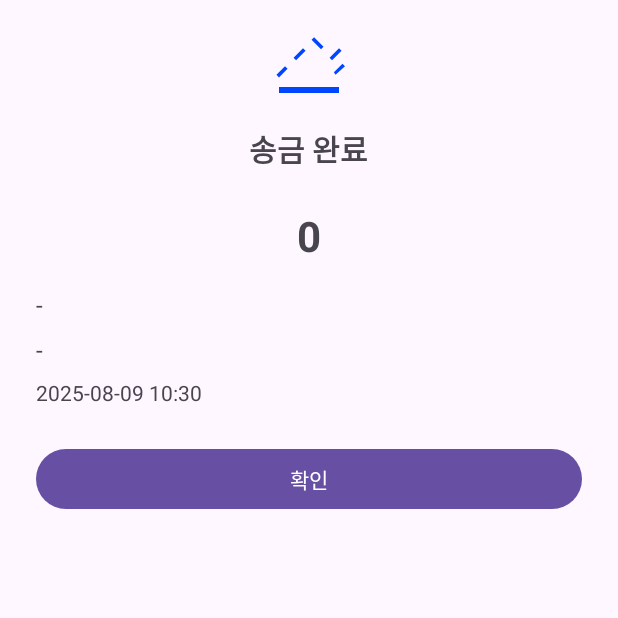
After one commit to 633jinn/BLE, an Android app: the TransferResultActivity screen opened directly, with no data from a screen before it, on a phone screen of 412 x 824 dp, the top half of it. The commit adds this screen. Run offline under Robolectric (Android 15) with nearby library versions, the phone set to English and light mode, and no system bars; network calls fail.

Commit message:
feat: android 이체 완료 화면 추가

```diff
--- a/android/app/src/main/AndroidManifest.xml
+++ b/android/app/src/main/AndroidManifest.xml
@@ -64,6 +64,12 @@
             android:parentActivityName=".TransferAmountActivity" />
 
         <activity
+            android:name=".TransferResultActivity"
+            android:exported="false"
+            android:theme="@style/Theme.BLE"
+            android:parentActivityName=".MainActivity" />
+
+        <activity
             android:name=".AccountAdditionActivity"
             android:exported="false"
             android:theme="@style/Theme.BLE"
--- a/android/app/src/main/java/com/shinhan/ble/MainActivity.kt
+++ b/android/app/src/main/java/com/shinhan/ble/MainActivity.kt
@@ -601,8 +601,6 @@ class MainActivity : AppCompatActivity() {
             putExtra(AccountSelectionActivity.EXTRA_SELECTED_USER, user)
         }
         startActivity(intent)
-
-        // TODO: repository를 사용하여 사용자 정보 조회 또는 저장
     }
 
     /**
--- /dev/null
+++ b/android/app/src/main/java/com/shinhan/ble/TransferResultActivity.kt
@@ -0,0 +1,64 @@
+package com.shinhan.ble
+
+import android.os.Bundle
+import android.widget.Button
+import android.widget.ImageView
+import android.widget.TextView
+import androidx.appcompat.app.AppCompatActivity
+import com.shinhan.ble.data.ScannedUser
+import com.shinhan.ble.data.network.dto.AccountDto
+import java.text.NumberFormat
+import java.text.SimpleDateFormat
+import java.util.*
+
+class TransferResultActivity : AppCompatActivity() {
+
+    private val numberFormat = NumberFormat.getNumberInstance(Locale.KOREA)
+    private val dateFormat = SimpleDateFormat("yyyy-MM-dd HH:mm", Locale.KOREA)
+
+    override fun onCreate(savedInstanceState: Bundle?) {
+        super.onCreate(savedInstanceState)
+        setContentView(R.layout.activity_transfer_result)
+
+        val titleText: TextView = findViewById(R.id.resultTitle)
+        val amountText: TextView = findViewById(R.id.resultAmount)
+        val fromAccountText: TextView = findViewById(R.id.resultFromAccount)
+        val toUserText: TextView = findViewById(R.id.resultToUser)
+        val dateText: TextView = findViewById(R.id.resultDate)
+        val doneButton: Button = findViewById(R.id.resultDoneButton)
+        val statusIcon: ImageView = findViewById(R.id.resultStatusIcon)
+
+        val user: ScannedUser? = intent.getParcelableExtra(TransferConfirmationActivity.EXTRA_SELECTED_USER)
+        val account: AccountDto? = intent.getParcelableExtra(TransferConfirmationActivity.EXTRA_SELECTED_ACCOUNT)
+        val amount: Long = intent.getLongExtra(TransferConfirmationActivity.EXTRA_TRANSFER_AMOUNT, 0L)
+        val success: Boolean = intent.getBooleanExtra("EXTRA_TRANSFER_SUCCESS", true)
+
+        // Header
+        titleText.text = if (success) "송금 완료" else "송금 실패"
+        statusIcon.setImageResource(if (success) R.drawable.ic_signal_strength else R.drawable.ic_warning)
+
+        amountText.text = numberFormat.format(amount)
+        fromAccountText.text = account?.let { "${it.bankName} ${formatAccountNumber(it.accountNumber)}" } ?: "-"
+        toUserText.text = user?.deviceName ?: "-"
+        dateText.text = dateFormat.format(Date())
+
+        doneButton.setOnClickListener {
+            // 메인으로 복귀
+            finishAffinity()
+            startActivity(android.content.Intent(this, MainActivity::class.java))
+            finish()
+        }
+    }
+
+    private fun formatAccountNumber(accountNumber: String): String {
+        return when {
+            accountNumber.length >= 10 -> {
+                "${accountNumber.substring(0, 3)}-${accountNumber.substring(3, 6)}-${accountNumber.substring(6)}"
+            }
+            accountNumber.length >= 6 -> {
+                "${accountNumber.substring(0, 3)}-${accountNumber.substring(3)}"
+            }
+            else -> accountNumber
+        }
+    }
+}
--- a/android/app/src/main/java/com/shinhan/ble/scanner/RealBleScanner.kt
+++ b/android/app/src/main/java/com/shinhan/ble/scanner/RealBleScanner.kt
@@ -85,7 +85,6 @@ class RealBleScanner @Inject constructor(
             .build()
 
         val filters = ArrayList<NordicScanFilter>()
-        // TODO: Add specific service UUID filters if needed
 
         try {
             // Start real scanning
--- /dev/null
+++ b/android/app/src/main/res/layout/activity_transfer_result.xml
@@ -0,0 +1,68 @@
+<?xml version="1.0" encoding="utf-8"?>
+<LinearLayout xmlns:android="http://schemas.android.com/apk/res/android"
+    android:layout_width="match_parent"
+    android:layout_height="match_parent"
+    android:orientation="vertical"
+    android:padding="24dp">
+
+    <ImageView
+        android:id="@+id/resultStatusIcon"
+        android:layout_width="48dp"
+        android:layout_height="48dp"
+        android:layout_gravity="center_horizontal"
+        android:contentDescription="status"
+        android:tint="@color/primary_blue"
+        android:src="@drawable/ic_signal_strength" />
+
+    <TextView
+        android:id="@+id/resultTitle"
+        android:layout_width="wrap_content"
+        android:layout_height="wrap_content"
+        android:layout_marginTop="12dp"
+        android:layout_gravity="center_horizontal"
+        android:text="송금 완료"
+        android:textSize="20sp"
+        android:textStyle="bold"/>
+
+    <TextView
+        android:id="@+id/resultAmount"
+        android:layout_width="wrap_content"
+        android:layout_height="wrap_content"
+        android:layout_marginTop="24dp"
+        android:layout_gravity="center_horizontal"
+        android:text="0"
+        android:textSize="28sp"
+        android:textStyle="bold"/>
+
+    <TextView
+        android:id="@+id/resultFromAccount"
+        android:layout_width="match_parent"
+        android:layout_height="wrap_content"
+        android:layout_marginTop="16dp"
+        android:text="보낸 계좌"
+        android:textSize="16sp"/>
+
+    <TextView
+        android:id="@+id/resultToUser"
+        android:layout_width="match_parent"
+        android:layout_height="wrap_content"
+        android:layout_marginTop="8dp"
+        android:text="받는 사람"
+        android:textSize="16sp"/>
+
+    <TextView
+        android:id="@+id/resultDate"
+        android:layout_width="match_parent"
+        android:layout_height="wrap_content"
+        android:layout_marginTop="8dp"
+        android:text="일시"
+        android:textSize="14sp"/>
+
+    <Button
+        android:id="@+id/resultDoneButton"
+        android:layout_width="match_parent"
+        android:layout_height="wrap_content"
+        android:layout_marginTop="24dp"
+        android:text="확인"/>
+
+</LinearLayout>
```
Also changed, not shown: android/app/src/main/java/com/shinhan/ble/TransferConfirmationActivity.kt (+25 -37 lines), android/app/src/main/java/com/shinhan/ble/data/network/interceptor/AuthInterceptor.kt (+7 -6 lines).
